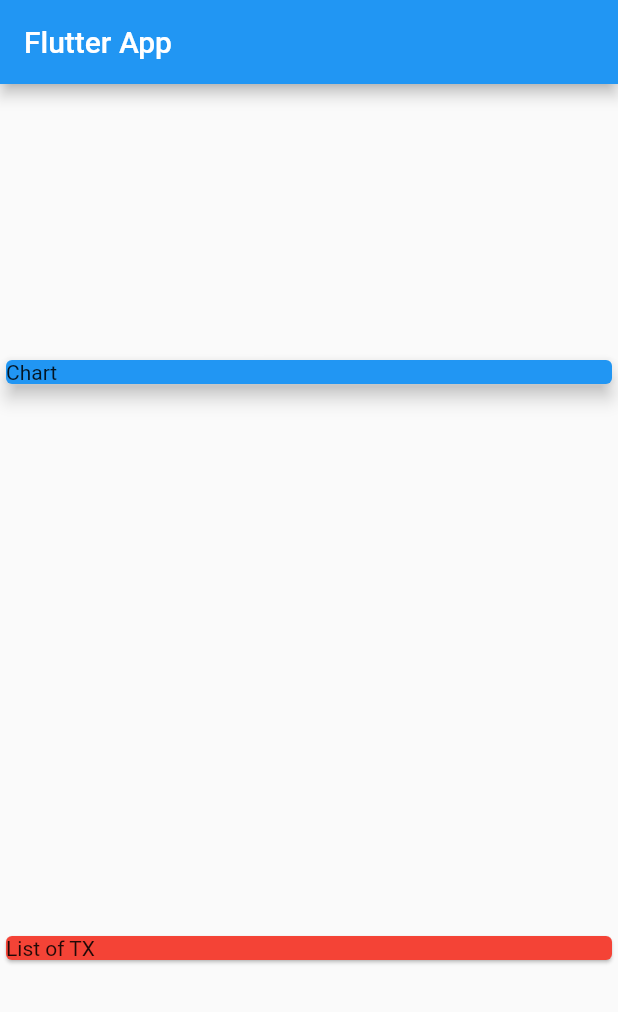
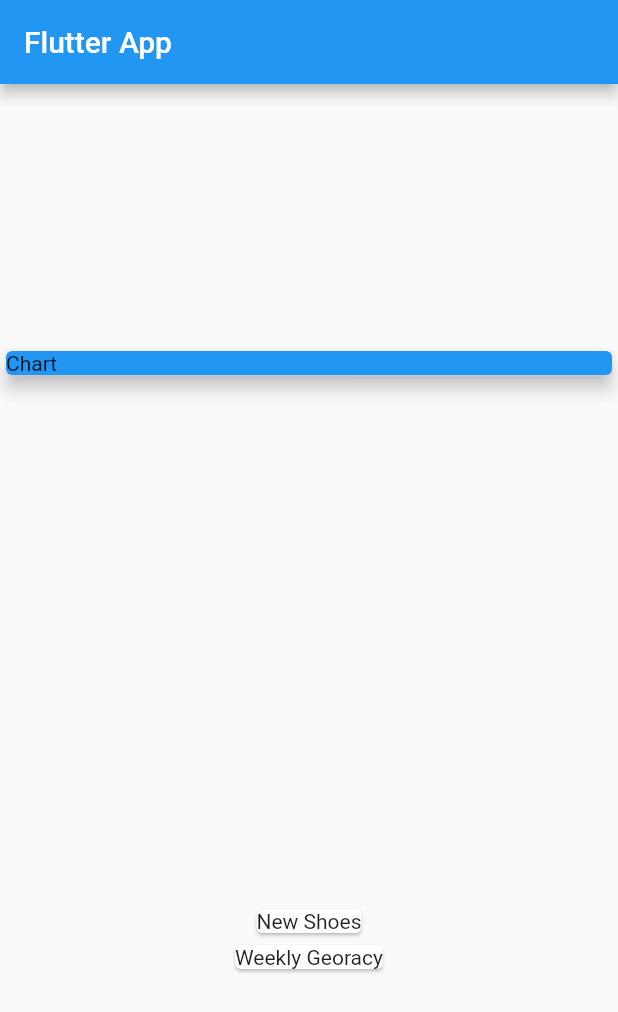
Before and after one commit to sliemansalah/expanse_planner, a Flutter app: the screen it shows after launch, on a phone screen of 412 x 824 dp. Shown: the top 1012 px of the screen. Run offline on Flutter 3.47's test engine with Material 2 defaults, Android fonts, the phone set to English and light mode, and no system bars.

Commit message:
return list of transactions.

```diff
--- a/lib/main.dart
+++ b/lib/main.dart
@@ -7,7 +7,7 @@ class MyHomePage extends StatelessWidget {
 
   final List<Transaction> transactions = [
     Transaction(id:'t1',title:'New Shoes', amount: 69.69, date: DateTime.now(),),
-        Transaction(id:'wed7',title:'Weekly dat', amount: 16.53, date: DateTime.now(),)
+        Transaction(id:'wed7',title:'Weekly Georacy', amount: 16.53, date: DateTime.now(),)
 
   ];
 
@@ -29,10 +29,9 @@ class MyHomePage extends StatelessWidget {
               elevation: 5,
             ),
           ),
-          Card(
-            color: Colors.red,
-            child: Text('List of TX'),
-          )
+          Column(children: transactions.map((tx){
+            return Card(child: Text(tx.title),);
+          }).toList(),)
         ],
       ),
     ));
```
